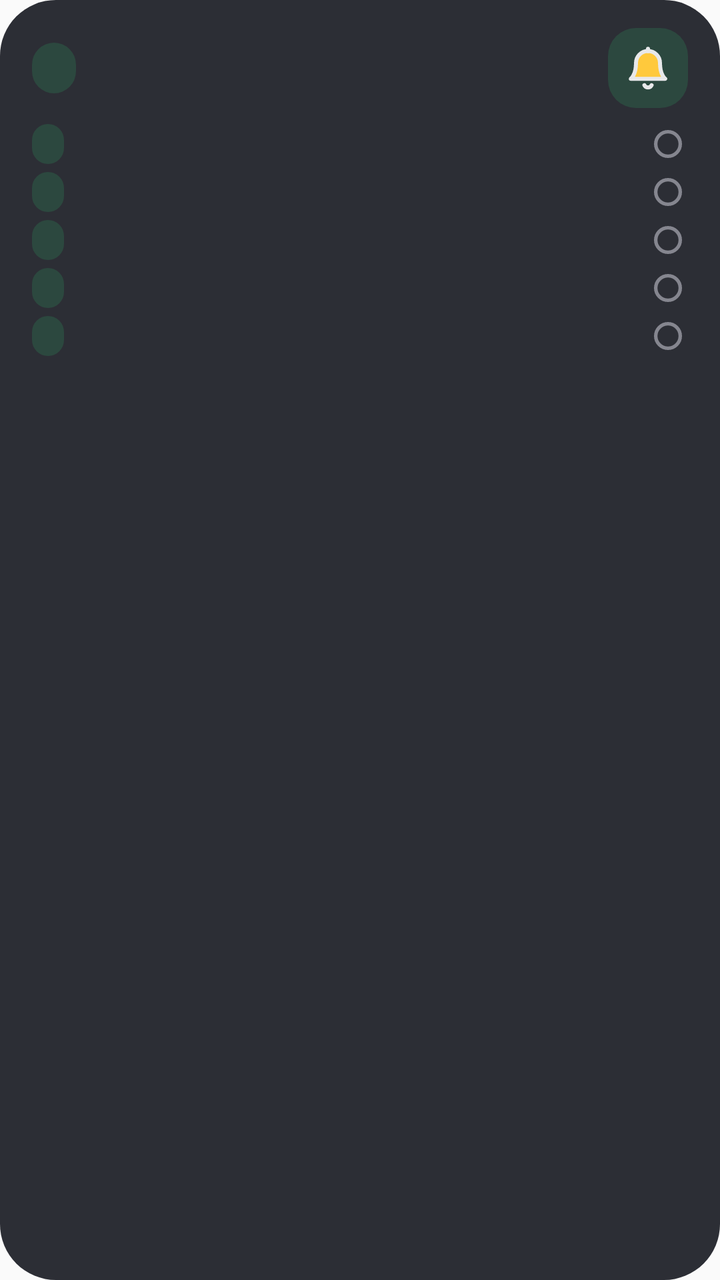
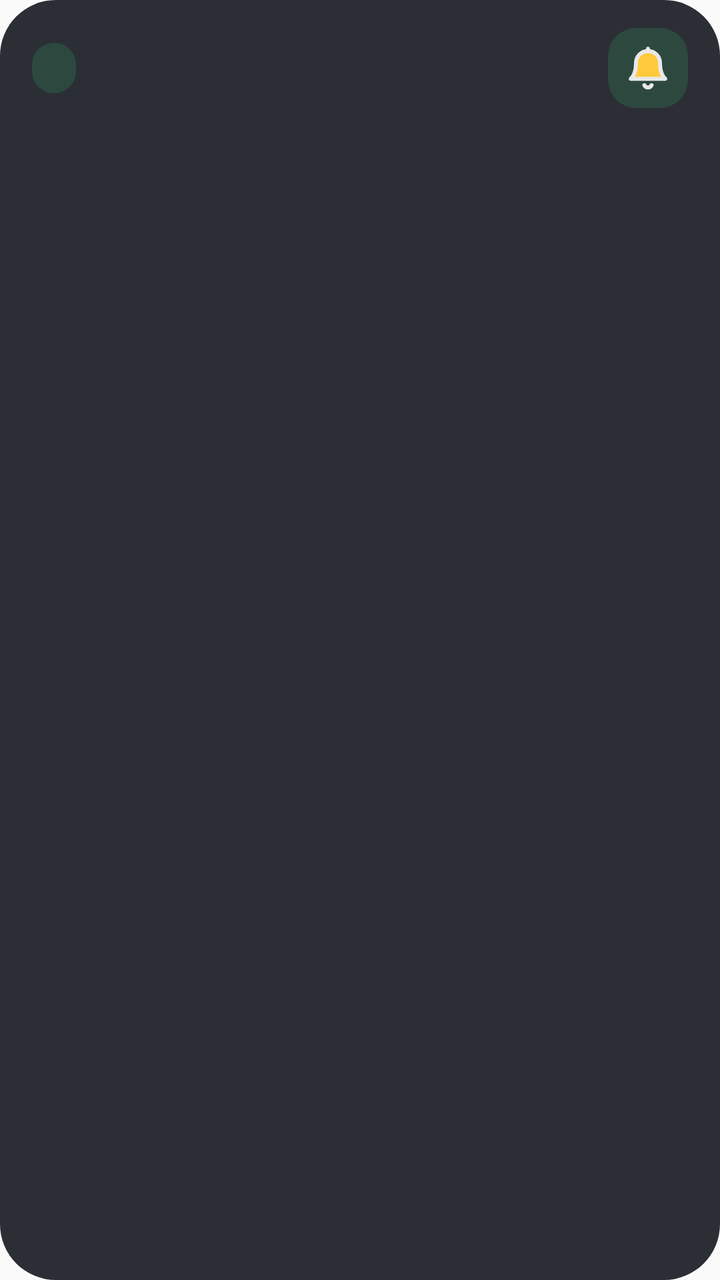

The first picture is an Android layout as it rendered before a commit; the second is the same layout after the commit. The layout source and the unified diff follow.
<!-- AndroidManifest.xml: application theme AppTheme -->
<!-- res/layout/widget_reminders_dark.xml -->
<?xml version="1.0" encoding="utf-8"?>
<LinearLayout
    xmlns:android="http://schemas.android.com/apk/res/android"
    android:id="@+id/root"
    android:layout_width="match_parent"
    android:layout_height="match_parent"
    android:background="@drawable/widget_bg_dark"
    android:layoutDirection="rtl"
    android:orientation="vertical"
    android:paddingStart="16dp"
    android:paddingEnd="16dp"
    android:paddingTop="14dp"
    android:paddingBottom="14dp">
    <LinearLayout
        android:id="@+id/header"
        android:layout_width="match_parent"
        android:layout_height="wrap_content"
        android:orientation="horizontal"
        android:gravity="center_vertical">
        <FrameLayout
            android:id="@+id/icon_tile"
            android:layout_width="40dp"
            android:layout_height="40dp"
            android:background="@drawable/widget_soft_dark">
            <ImageView
                android:id="@+id/icon"
                android:layout_width="24dp"
                android:layout_height="24dp"
                android:src="@drawable/ic_ws_bell_dark"
                android:importantForAccessibility="no"
                android:layout_gravity="center" />
        </FrameLayout>
        <LinearLayout
            android:layout_width="0dp"
            android:layout_height="wrap_content"
            android:orientation="vertical"
            android:layout_weight="1"
            android:layout_marginStart="10dp">
            <TextView
                android:id="@+id/title"
                android:layout_width="match_parent"
                android:layout_height="wrap_content"
                style="@style/WBold.Title"
                android:textColor="@color/w_text_dark" />
            <TextView
                android:id="@+id/subtitle"
                android:layout_width="match_parent"
                android:layout_height="wrap_content"
                style="@style/WText.Muted"
                android:layout_marginTop="3dp"
                android:textColor="@color/w_muted_dark" />
        </LinearLayout>
        <TextView
            android:id="@+id/chip"
            android:layout_width="wrap_content"
            android:layout_height="wrap_content"
            style="@style/WBold.Chip"
            android:layout_marginStart="8dp"
            android:textColor="@color/w_accent_dark"
            android:background="@drawable/widget_chip_dark" />
    </LinearLayout>
    <LinearLayout
        android:id="@+id/list"
        android:layout_width="match_parent"
        android:layout_height="0dp"
        android:orientation="vertical"
        android:layout_weight="1"
        android:layout_marginTop="4dp">
        <LinearLayout
            android:id="@+id/rem_row_1"
            android:layout_width="match_parent"
            android:layout_height="wrap_content"
            android:layout_marginTop="4dp"
            android:gravity="center_vertical"
            android:orientation="horizontal">
            <ImageView
                android:id="@+id/rem_ring_1"
                android:layout_width="14dp"
                android:layout_height="14dp"
                android:src="@drawable/widget_dot_dark"
                android:importantForAccessibility="no"
                android:layout_marginStart="3dp"
                android:layout_marginEnd="3dp" />
            <TextView
                android:id="@+id/rem_title_1"
                android:layout_width="0dp"
                android:layout_height="wrap_content"
                style="@style/WText"
                android:layout_weight="1"
                android:layout_marginStart="8dp"
                android:textColor="@color/w_text_dark" />
            <TextView
                android:id="@+id/rem_time_1"
                android:layout_width="wrap_content"
                android:layout_height="wrap_content"
                style="@style/WBold.Pill"
                android:layout_marginStart="8dp"
                android:textColor="@color/w_accent_dark"
                android:background="@drawable/widget_chip_dark" />
        </LinearLayout>
        <LinearLayout
            android:id="@+id/rem_row_2"
            android:layout_width="match_parent"
            android:layout_height="wrap_content"
            android:layout_marginTop="4dp"
            android:gravity="center_vertical"
            android:orientation="horizontal">
            <ImageView
                android:id="@+id/rem_ring_2"
                android:layout_width="14dp"
                android:layout_height="14dp"
                android:src="@drawable/widget_dot_dark"
                android:importantForAccessibility="no"
                android:layout_marginStart="3dp"
                android:layout_marginEnd="3dp" />
            <TextView
                android:id="@+id/rem_title_2"
                android:layout_width="0dp"
                android:layout_height="wrap_content"
                style="@style/WText"
                android:layout_weight="1"
                android:layout_marginStart="8dp"
                android:textColor="@color/w_text_dark" />
            <TextView
                android:id="@+id/rem_time_2"
                android:layout_width="wrap_content"
                android:layout_height="wrap_content"
                style="@style/WBold.Pill"
                android:layout_marginStart="8dp"
                android:textColor="@color/w_accent_dark"
                android:background="@drawable/widget_chip_dark" />
        </LinearLayout>
        <LinearLayout
            android:id="@+id/rem_row_3"
            android:layout_width="match_parent"
            android:layout_height="wrap_content"
            android:layout_marginTop="4dp"
            android:gravity="center_vertical"
            android:orientation="horizontal">
            <ImageView
                android:id="@+id/rem_ring_3"
                android:layout_width="14dp"
                android:layout_height="14dp"
                android:src="@drawable/widget_dot_dark"
                android:importantForAccessibility="no"
                android:layout_marginStart="3dp"
                android:layout_marginEnd="3dp" />
            <TextView
                android:id="@+id/rem_title_3"
                android:layout_width="0dp"
                android:layout_height="wrap_content"
                style="@style/WText"
                android:layout_weight="1"
                android:layout_marginStart="8dp"
                android:textColor="@color/w_text_dark" />
            <TextView
                android:id="@+id/rem_time_3"
                android:layout_width="wrap_content"
                android:layout_height="wrap_content"
                style="@style/WBold.Pill"
                android:layout_marginStart="8dp"
                android:textColor="@color/w_accent_dark"
                android:background="@drawable/widget_chip_dark" />
        </LinearLayout>
        <LinearLayout
            android:id="@+id/rem_row_4"
            android:layout_width="match_parent"
            android:layout_height="wrap_content"
            android:layout_marginTop="4dp"
            android:gravity="center_vertical"
            android:orientation="horizontal">
            <ImageView
                android:id="@+id/rem_ring_4"
                android:layout_width="14dp"
                android:layout_height="14dp"
                android:src="@drawable/widget_dot_dark"
                android:importantForAccessibility="no"
                android:layout_marginStart="3dp"
                android:layout_marginEnd="3dp" />
            <TextView
                android:id="@+id/rem_title_4"
                android:layout_width="0dp"
                android:layout_height="wrap_content"
                style="@style/WText"
                android:layout_weight="1"
                android:layout_marginStart="8dp"
                android:textColor="@color/w_text_dark" />
            <TextView
                android:id="@+id/rem_time_4"
                android:layout_width="wrap_content"
                android:layout_height="wrap_content"
                style="@style/WBold.Pill"
                android:layout_marginStart="8dp"
                android:textColor="@color/w_accent_dark"
                android:background="@drawable/widget_chip_dark" />
        </LinearLayout>
        <LinearLayout
            android:id="@+id/rem_row_5"
            android:layout_width="match_parent"
            android:layout_height="wrap_content"
            android:layout_marginTop="4dp"
            android:gravity="center_vertical"
            android:orientation="horizontal">
            <ImageView
                android:id="@+id/rem_ring_5"
                android:layout_width="14dp"
                android:layout_height="14dp"
                android:src="@drawable/widget_dot_dark"
                android:importantForAccessibility="no"
                android:layout_marginStart="3dp"
                android:layout_marginEnd="3dp" />
            <TextView
                android:id="@+id/rem_title_5"
                android:layout_width="0dp"
                android:layout_height="wrap_content"
                style="@style/WText"
                android:layout_weight="1"
                android:layout_marginStart="8dp"
                android:textColor="@color/w_text_dark" />
            <TextView
                android:id="@+id/rem_time_5"
                android:layout_width="wrap_content"
                android:layout_height="wrap_content"
                style="@style/WBold.Pill"
                android:layout_marginStart="8dp"
                android:textColor="@color/w_accent_dark"
                android:background="@drawable/widget_chip_dark" />
        </LinearLayout>
        <TextView
            android:id="@+id/rem_more"
            android:layout_width="match_parent"
            android:layout_height="wrap_content"
            style="@style/WText.Muted"
            android:layout_marginTop="8dp"
            android:visibility="gone"
            android:textColor="@color/w_muted_dark" />
    </LinearLayout>
</LinearLayout>
<!-- resources referenced by this layout -->
<resources>
  <color name="w_accent_dark">#2DBE6C</color>
  <color name="w_muted_dark">#B0B1BA</color>
  <color name="w_text_dark">#EDEDEB</color>
  <!-- drawable widget_bg_dark (drawable) -->
  <?xml version="1.0" encoding="utf-8"?>
  <shape xmlns:android="http://schemas.android.com/apk/res/android" android:shape="rectangle">
      <solid android:color="@color/w_bg_dark" />
      <corners android:radius="28dp" />
  </shape>
  <!-- drawable widget_chip_dark (drawable) -->
  <?xml version="1.0" encoding="utf-8"?>
  <shape xmlns:android="http://schemas.android.com/apk/res/android" android:shape="rectangle">
      <solid android:color="@color/w_soft_dark" />
      <corners android:radius="999dp" />
  </shape>
  <!-- drawable widget_dot_dark (drawable) -->
  <?xml version="1.0" encoding="utf-8"?>
  <shape xmlns:android="http://schemas.android.com/apk/res/android" android:shape="oval">
      <stroke android:width="2dp" android:color="@color/w_dot_dark" />
      <size android:width="16dp" android:height="16dp" />
  </shape>
  <!-- drawable widget_soft_dark (drawable) -->
  <?xml version="1.0" encoding="utf-8"?>
  <shape xmlns:android="http://schemas.android.com/apk/res/android" android:shape="rectangle">
      <solid android:color="@color/w_soft_dark" />
      <corners android:radius="14dp" />
  </shape>
  <style name="WBold.Chip">
          <item name="android:textColor">@color/w_accent</item>
          <item name="android:textSize">13sp</item>
          <item name="android:background">@drawable/widget_chip</item>
          <item name="android:paddingStart">11dp</item>
          <item name="android:paddingEnd">11dp</item>
          <item name="android:paddingTop">5dp</item>
          <item name="android:paddingBottom">5dp</item>
      </style>
  <style name="WBold.Pill">
          <item name="android:textColor">@color/w_accent</item>
          <item name="android:textSize">12sp</item>
          <item name="android:background">@drawable/widget_chip</item>
          <item name="android:paddingStart">8dp</item>
          <item name="android:paddingEnd">8dp</item>
          <item name="android:paddingTop">3dp</item>
          <item name="android:paddingBottom">3dp</item>
      </style>
  <style name="WBold.Title">
          <item name="android:textSize">18sp</item>
      </style>
  <style name="WText" parent="WFontSemi">
          <item name="android:textColor">@color/w_text</item>
          <item name="android:textSize">15sp</item>
          <item name="android:maxLines">1</item>
          <item name="android:ellipsize">end</item>
          <item name="android:textAlignment">viewStart</item>
          <item name="android:includeFontPadding">false</item>
      </style>
  <style name="WText.Muted">
          <item name="android:textColor">@color/w_muted</item>
          <item name="android:textSize">13sp</item>
      </style>
  <style name="AppTheme" parent="Theme.AppCompat.Light.DarkActionBar">
          
          <item name="colorPrimary">@color/colorPrimary</item>
          <item name="colorPrimaryDark">@color/colorPrimaryDark</item>
          <item name="colorAccent">@color/colorAccent</item>
      </style>
  <color name="w_ink_dark">#E8E8EA</color>
  <color name="w_bg_dark">#2C2E35</color>
  <color name="w_soft_dark">#2C483F</color>
  <color name="w_dot_dark">#85868F</color>
  <color name="w_accent">#16874A</color>
  <!-- drawable widget_chip (drawable) -->
  <?xml version="1.0" encoding="utf-8"?>
  <shape xmlns:android="http://schemas.android.com/apk/res/android" android:shape="rectangle">
      <solid android:color="@color/w_soft" />
      <corners android:radius="999dp" />
  </shape>
  <style name="WFontSemi">
          <item name="android:fontFamily">sans-serif-medium</item>
      </style>
  <color name="w_text">#141414</color>
  <color name="w_muted">#5F5F66</color>
  <color name="w_soft">#E6F4EC</color>
  <!-- unchanged entries left out for length: 1 -->
</resources>

<!-- the commit's change to res/layout/widget_reminders_dark.xml (unified diff, before → after) -->
@@ -59,180 +59,27 @@
             android:textColor="@color/w_accent_dark"
             android:background="@drawable/widget_chip_dark" />
     </LinearLayout>
-    <LinearLayout
-        android:id="@+id/list"
+    <FrameLayout
         android:layout_width="match_parent"
         android:layout_height="0dp"
-        android:orientation="vertical"
         android:layout_weight="1"
-        android:layout_marginTop="4dp">
-        <LinearLayout
-            android:id="@+id/rem_row_1"
+        android:layout_marginTop="6dp">
+        <ListView
+            android:id="@+id/list"
             android:layout_width="match_parent"
-            android:layout_height="wrap_content"
-            android:layout_marginTop="4dp"
-            android:gravity="center_vertical"
-            android:orientation="horizontal">
-            <ImageView
-                android:id="@+id/rem_ring_1"
-                android:layout_width="14dp"
-                android:layout_height="14dp"
-                android:src="@drawable/widget_dot_dark"
-                android:importantForAccessibility="no"
-                android:layout_marginStart="3dp"
-                android:layout_marginEnd="3dp" />
-            <TextView
-                android:id="@+id/rem_title_1"
-                android:layout_width="0dp"
-                android:layout_height="wrap_content"
-                style="@style/WText"
-                android:layout_weight="1"
-                android:layout_marginStart="8dp"
-                android:textColor="@color/w_text_dark" />
-            <TextView
-                android:id="@+id/rem_time_1"
-                android:layout_width="wrap_content"
-                android:layout_height="wrap_content"
-                style="@style/WBold.Pill"
-                android:layout_marginStart="8dp"
-                android:textColor="@color/w_accent_dark"
-                android:background="@drawable/widget_chip_dark" />
-        </LinearLayout>
-        <LinearLayout
-            android:id="@+id/rem_row_2"
+            android:layout_height="match_parent"
+            android:divider="@null"
+            android:dividerHeight="0dp"
+            android:scrollbars="none"
+            android:listSelector="@android:color/transparent" />
+        <TextView
+            android:id="@+id/empty"
             android:layout_width="match_parent"
-            android:layout_height="wrap_content"
-            android:layout_marginTop="4dp"
-            android:gravity="center_vertical"
-            android:orientation="horizontal">
-            <ImageView
-                android:id="@+id/rem_ring_2"
-                android:layout_width="14dp"
-                android:layout_height="14dp"
-                android:src="@drawable/widget_dot_dark"
-                android:importantForAccessibility="no"
-                android:layout_marginStart="3dp"
-                android:layout_marginEnd="3dp" />
-            <TextView
-                android:id="@+id/rem_title_2"
-                android:layout_width="0dp"
-                android:layout_height="wrap_content"
-                style="@style/WText"
-                android:layout_weight="1"
-                android:layout_marginStart="8dp"
-                android:textColor="@color/w_text_dark" />
-            <TextView
-                android:id="@+id/rem_time_2"
-                android:layout_width="wrap_content"
-                android:layout_height="wrap_content"
-                style="@style/WBold.Pill"
-                android:layout_marginStart="8dp"
-                android:textColor="@color/w_accent_dark"
-                android:background="@drawable/widget_chip_dark" />
-        </LinearLayout>
-        <LinearLayout
-            android:id="@+id/rem_row_3"
-            android:layout_width="match_parent"
-            android:layout_height="wrap_content"
-            android:layout_marginTop="4dp"
-            android:gravity="center_vertical"
-            android:orientation="horizontal">
-            <ImageView
-                android:id="@+id/rem_ring_3"
-                android:layout_width="14dp"
-                android:layout_height="14dp"
-                android:src="@drawable/widget_dot_dark"
-                android:importantForAccessibility="no"
-                android:layout_marginStart="3dp"
-                android:layout_marginEnd="3dp" />
-            <TextView
-                android:id="@+id/rem_title_3"
-                android:layout_width="0dp"
-                android:layout_height="wrap_content"
-                style="@style/WText"
-                android:layout_weight="1"
-                android:layout_marginStart="8dp"
-                android:textColor="@color/w_text_dark" />
-            <TextView
-                android:id="@+id/rem_time_3"
-                android:layout_width="wrap_content"
-                android:layout_height="wrap_content"
-                style="@style/WBold.Pill"
-                android:layout_marginStart="8dp"
-                android:textColor="@color/w_accent_dark"
-                android:background="@drawable/widget_chip_dark" />
-        </LinearLayout>
-        <LinearLayout
-            android:id="@+id/rem_row_4"
-            android:layout_width="match_parent"
-            android:layout_height="wrap_content"
-            android:layout_marginTop="4dp"
-            android:gravity="center_vertical"
-            android:orientation="horizontal">
-            <ImageView
-                android:id="@+id/rem_ring_4"
-                android:layout_width="14dp"
-                android:layout_height="14dp"
-                android:src="@drawable/widget_dot_dark"
-                android:importantForAccessibility="no"
-                android:layout_marginStart="3dp"
-                android:layout_marginEnd="3dp" />
-            <TextView
-                android:id="@+id/rem_title_4"
-                android:layout_width="0dp"
-                android:layout_height="wrap_content"
-                style="@style/WText"
-                android:layout_weight="1"
-                android:layout_marginStart="8dp"
-                android:textColor="@color/w_text_dark" />
-            <TextView
-                android:id="@+id/rem_time_4"
-                android:layout_width="wrap_content"
-                android:layout_height="wrap_content"
-                style="@style/WBold.Pill"
-                android:layout_marginStart="8dp"
-                android:textColor="@color/w_accent_dark"
-                android:background="@drawable/widget_chip_dark" />
-        </LinearLayout>
-        <LinearLayout
-            android:id="@+id/rem_row_5"
-            android:layout_width="match_parent"
-            android:layout_height="wrap_content"
-            android:layout_marginTop="4dp"
-            android:gravity="center_vertical"
-            android:orientation="horizontal">
-            <ImageView
-                android:id="@+id/rem_ring_5"
-                android:layout_width="14dp"
-                android:layout_height="14dp"
-                android:src="@drawable/widget_dot_dark"
-                android:importantForAccessibility="no"
-                android:layout_marginStart="3dp"
-                android:layout_marginEnd="3dp" />
-            <TextView
-                android:id="@+id/rem_title_5"
-                android:layout_width="0dp"
-                android:layout_height="wrap_content"
-                style="@style/WText"
-                android:layout_weight="1"
-                android:layout_marginStart="8dp"
-                android:textColor="@color/w_text_dark" />
-            <TextView
-                android:id="@+id/rem_time_5"
-                android:layout_width="wrap_content"
-                android:layout_height="wrap_content"
-                style="@style/WBold.Pill"
-                android:layout_marginStart="8dp"
-                android:textColor="@color/w_accent_dark"
-                android:background="@drawable/widget_chip_dark" />
-        </LinearLayout>
-        <TextView
-            android:id="@+id/rem_more"
-            android:layout_width="match_parent"
-            android:layout_height="wrap_content"
+            android:layout_height="match_parent"
             style="@style/WText.Muted"
-            android:layout_marginTop="8dp"
+            android:gravity="center"
+            android:textSize="15sp"
             android:visibility="gone"
             android:textColor="@color/w_muted_dark" />
-    </LinearLayout>
+    </FrameLayout>
 </LinearLayout>
<!-- resource entries referenced after the edit -->
@@ -15,12 +15,6 @@
       <solid android:color="@color/w_soft_dark" />
       <corners android:radius="999dp" />
   </shape>
-  <!-- drawable widget_dot_dark (drawable) -->
-  <?xml version="1.0" encoding="utf-8"?>
-  <shape xmlns:android="http://schemas.android.com/apk/res/android" android:shape="oval">
-      <stroke android:width="2dp" android:color="@color/w_dot_dark" />
-      <size android:width="16dp" android:height="16dp" />
-  </shape>
   <!-- drawable widget_soft_dark (drawable) -->
   <?xml version="1.0" encoding="utf-8"?>
   <shape xmlns:android="http://schemas.android.com/apk/res/android" android:shape="rectangle">
@@ -36,25 +30,8 @@
           <item name="android:paddingTop">5dp</item>
           <item name="android:paddingBottom">5dp</item>
       </style>
-  <style name="WBold.Pill">
-          <item name="android:textColor">@color/w_accent</item>
-          <item name="android:textSize">12sp</item>
-          <item name="android:background">@drawable/widget_chip</item>
-          <item name="android:paddingStart">8dp</item>
-          <item name="android:paddingEnd">8dp</item>
-          <item name="android:paddingTop">3dp</item>
-          <item name="android:paddingBottom">3dp</item>
-      </style>
   <style name="WBold.Title">
           <item name="android:textSize">18sp</item>
-      </style>
-  <style name="WText" parent="WFontSemi">
-          <item name="android:textColor">@color/w_text</item>
-          <item name="android:textSize">15sp</item>
-          <item name="android:maxLines">1</item>
-          <item name="android:ellipsize">end</item>
-          <item name="android:textAlignment">viewStart</item>
-          <item name="android:includeFontPadding">false</item>
       </style>
   <style name="WText.Muted">
           <item name="android:textColor">@color/w_muted</item>
@@ -69,7 +46,6 @@
   <color name="w_ink_dark">#E8E8EA</color>
   <color name="w_bg_dark">#2C2E35</color>
   <color name="w_soft_dark">#2C483F</color>
-  <color name="w_dot_dark">#85868F</color>
   <color name="w_accent">#16874A</color>
   <!-- drawable widget_chip (drawable) -->
   <?xml version="1.0" encoding="utf-8"?>
@@ -77,10 +53,6 @@
       <solid android:color="@color/w_soft" />
       <corners android:radius="999dp" />
   </shape>
-  <style name="WFontSemi">
-          <item name="android:fontFamily">sans-serif-medium</item>
-      </style>
-  <color name="w_text">#141414</color>
   <color name="w_muted">#5F5F66</color>
   <color name="w_soft">#E6F4EC</color>
   <!-- unchanged entries left out for length: 1 -->
